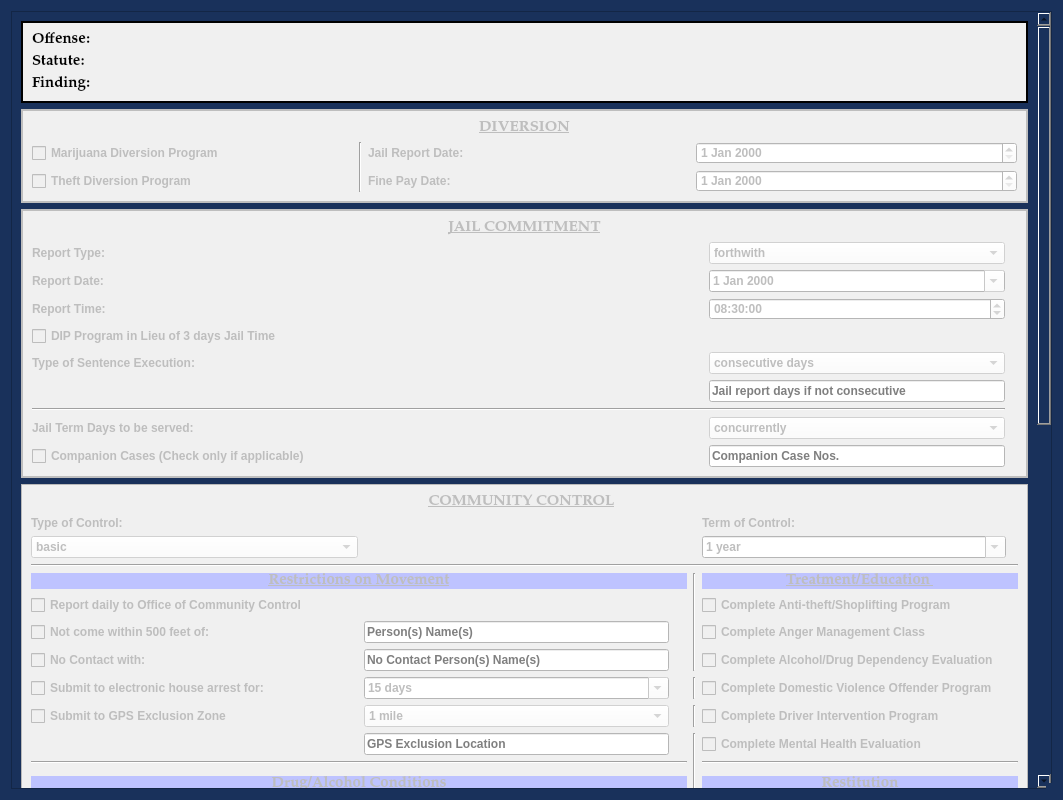
HunterProgram22/MuniEntry, file package/views/ui/AddCommunityControlDialog.ui: the form before one commit.
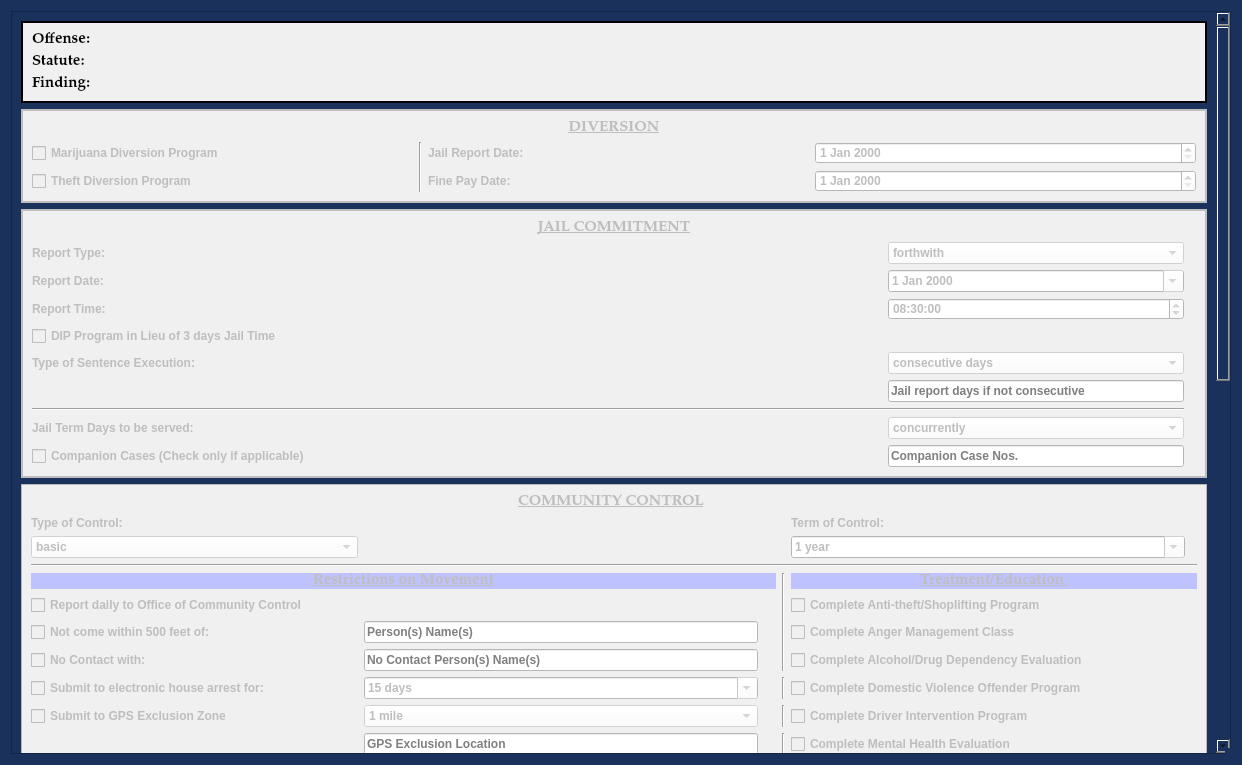
The form after the commit.

Commit message: Added filler_frame to conditions and comm control

What changed in the file:
```diff
--- a/package/views/ui/AddCommunityControlDialog.ui
+++ b/package/views/ui/AddCommunityControlDialog.ui
@@ -12,8 +12,8 @@
    <rect>
     <x>0</x>
     <y>0</y>
-    <width>1063</width>
-    <height>800</height>
+    <width>1242</width>
+    <height>765</height>
    </rect>
   </property>
   <property name="sizePolicy">
@@ -167,9 +167,9 @@
       <property name="geometry">
        <rect>
         <x>0</x>
-        <y>0</y>
-        <width>1137</width>
-        <height>1691</height>
+        <y>-1001</y>
+        <width>1199</width>
+        <height>1744</height>
        </rect>
       </property>
       <property name="sizePolicy">
@@ -179,7 +179,326 @@
        </sizepolicy>
       </property>
       <layout class="QGridLayout" name="gridLayout_5">
-       <item row="8" column="0">
+       <item row="1" column="0">
+        <widget class="QFrame" name="diversion_frame">
+         <property name="enabled">
+          <bool>false</bool>
+         </property>
+         <property name="styleSheet">
+          <string notr="true">background-color: rgb(240, 240, 240);</string>
+         </property>
+         <property name="frameShape">
+          <enum>QFrame::Box</enum>
+         </property>
+         <property name="frameShadow">
+          <enum>QFrame::Plain</enum>
+         </property>
+         <property name="lineWidth">
+          <number>2</number>
+         </property>
+         <layout class="QGridLayout" name="gridLayout_8">
+          <item row="3" column="3">
+           <widget class="QDateEdit" name="diversion_jail_report_date_box">
+            <property name="styleSheet">
+             <string notr="true">background-color: rgb(255, 255, 255);</string>
+            </property>
+           </widget>
+          </item>
+          <item row="4" column="0">
+           <widget class="QCheckBox" name="theft_diversion_checkBox">
+            <property name="text">
+             <string>Theft Diversion Program</string>
+            </property>
+           </widget>
+          </item>
+          <item row="3" column="2">
+           <widget class="QLabel" name="label_16">
+            <property name="text">
+             <string>Jail Report Date:</string>
+            </property>
+           </widget>
+          </item>
+          <item row="4" column="2">
+           <widget class="QLabel" name="label_17">
+            <property name="text">
+             <string>Fine Pay Date:</string>
+            </property>
+           </widget>
+          </item>
+          <item row="4" column="3">
+           <widget class="QDateEdit" name="diversion_fine_pay_date_box">
+            <property name="styleSheet">
+             <string notr="true">background-color: rgb(255, 255, 255);</string>
+            </property>
+           </widget>
+          </item>
+          <item row="1" column="0" colspan="4">
+           <widget class="QLabel" name="label_30">
+            <property name="sizePolicy">
+             <sizepolicy hsizetype="Preferred" vsizetype="Minimum">
+              <horstretch>0</horstretch>
+              <verstretch>0</verstretch>
+             </sizepolicy>
+            </property>
+            <property name="maximumSize">
+             <size>
+              <width>16777215</width>
+              <height>100</height>
+             </size>
+            </property>
+            <property name="font">
+             <font>
+              <family>Palatino Linotype</family>
+              <pointsize>11</pointsize>
+              <weight>75</weight>
+              <italic>false</italic>
+              <bold>true</bold>
+              <underline>true</underline>
+             </font>
+            </property>
+            <property name="text">
+             <string>DIVERSION</string>
+            </property>
+            <property name="alignment">
+             <set>Qt::AlignCenter</set>
+            </property>
+           </widget>
+          </item>
+          <item row="3" column="0">
+           <widget class="QCheckBox" name="marijuana_diversion_checkBox">
+            <property name="text">
+             <string>Marijuana Diversion Program</string>
+            </property>
+           </widget>
+          </item>
+          <item row="3" column="1" rowspan="2">
+           <widget class="Line" name="line_7">
+            <property name="orientation">
+             <enum>Qt::Vertical</enum>
+            </property>
+           </widget>
+          </item>
+         </layout>
+        </widget>
+       </item>
+       <item row="2" column="0">
+        <widget class="QFrame" name="jail_commitment_frame">
+         <property name="enabled">
+          <bool>false</bool>
+         </property>
+         <property name="styleSheet">
+          <string notr="true">background-color: rgb(240, 240, 240);</string>
+         </property>
+         <property name="frameShape">
+          <enum>QFrame::Box</enum>
+         </property>
+         <property name="frameShadow">
+          <enum>QFrame::Plain</enum>
+         </property>
+         <property name="lineWidth">
+          <number>2</number>
+         </property>
+         <layout class="QGridLayout" name="gridLayout_6" columnstretch="2,0,0,0">
+          <item row="2" column="1">
+           <widget class="QComboBox" name="report_type_box">
+            <property name="styleSheet">
+             <string notr="true">background-color: rgb(255, 255, 255);</string>
+            </property>
+            <item>
+             <property name="text">
+              <string>forthwith</string>
+             </property>
+            </item>
+            <item>
+             <property name="text">
+              <string>future date</string>
+             </property>
+            </item>
+            <item>
+             <property name="text">
+              <string>date set by Office of Community Control</string>
+             </property>
+            </item>
+           </widget>
+          </item>
+          <item row="0" column="0" colspan="4">
+           <widget class="QLabel" name="label_27">
+            <property name="sizePolicy">
+             <sizepolicy hsizetype="Preferred" vsizetype="Minimum">
+              <horstretch>0</horstretch>
+              <verstretch>0</verstretch>
+             </sizepolicy>
+            </property>
+            <property name="maximumSize">
+             <size>
+              <width>16777215</width>
+              <height>100</height>
+             </size>
+            </property>
+            <property name="font">
+             <font>
+              <family>Palatino Linotype</family>
+              <pointsize>11</pointsize>
+              <weight>75</weight>
+              <italic>false</italic>
+              <bold>true</bold>
+              <underline>true</underline>
+             </font>
+            </property>
+            <property name="text">
+             <string>JAIL COMMITMENT</string>
+            </property>
+            <property name="alignment">
+             <set>Qt::AlignCenter</set>
+            </property>
+           </widget>
+          </item>
+          <item row="11" column="1">
+           <widget class="QLineEdit" name="companion_cases_box">
+            <property name="styleSheet">
+             <string notr="true">background-color: rgb(255, 255, 255);</string>
+            </property>
+            <property name="placeholderText">
+             <string>Companion Case Nos.</string>
+            </property>
+           </widget>
+          </item>
+          <item row="2" column="0">
+           <widget class="QLabel" name="label_10">
+            <property name="text">
+             <string>Report Type:</string>
+            </property>
+           </widget>
+          </item>
+          <item row="10" column="1">
+           <widget class="QComboBox" name="jail_term_type_box">
+            <property name="styleSheet">
+             <string notr="true">background-color: rgb(255, 255, 255);</string>
+            </property>
+            <item>
+             <property name="text">
+              <string>concurrently</string>
+             </property>
+            </item>
+            <item>
+             <property name="text">
+              <string>consecutively</string>
+             </property>
+            </item>
+           </widget>
+          </item>
+          <item row="6" column="0">
+           <widget class="QLabel" name="label_11">
+            <property name="text">
+             <string>Type of Sentence Execution:</string>
+            </property>
+           </widget>
+          </item>
+          <item row="6" column="1">
+           <widget class="QComboBox" name="jail_sentence_execution_type_box">
+            <property name="styleSheet">
+             <string notr="true">background-color: rgb(255, 255, 255);</string>
+            </property>
+            <item>
+             <property name="text">
+              <string>consecutive days</string>
+             </property>
+            </item>
+            <item>
+             <property name="text">
+              <string>intermittent days</string>
+             </property>
+            </item>
+            <item>
+             <property name="text">
+              <string>weekends (Friday evening to Monday morning)</string>
+             </property>
+            </item>
+           </widget>
+          </item>
+          <item row="3" column="1">
+           <widget class="QDateEdit" name="report_date_box">
+            <property name="styleSheet">
+             <string notr="true">background-color: rgb(255, 255, 255);</string>
+            </property>
+            <property name="calendarPopup">
+             <bool>true</bool>
+            </property>
+           </widget>
+          </item>
+          <item row="8" column="0" colspan="2">
+           <widget class="Line" name="line_5">
+            <property name="orientation">
+             <enum>Qt::Horizontal</enum>
+            </property>
+           </widget>
+          </item>
+          <item row="3" column="0">
+           <widget class="QLabel" name="label_20">
+            <property name="text">
+             <string>Report Date:</string>
+            </property>
+           </widget>
+          </item>
+          <item row="7" column="1">
+           <widget class="QLineEdit" name="jail_report_days_notes_box">
+            <property name="styleSheet">
+             <string notr="true">background-color: rgb(255, 255, 255);</string>
+            </property>
+            <property name="placeholderText">
+             <string>Jail report days if not consecutive</string>
+            </property>
+           </widget>
+          </item>
+          <item row="5" column="0">
+           <widget class="QCheckBox" name="dip_checkBox">
+            <property name="text">
+             <string>DIP Program in Lieu of 3 days Jail Time</string>
+            </property>
+           </widget>
+          </item>
+          <item row="10" column="0">
+           <widget class="QLabel" name="label_23">
+            <property name="text">
+             <string>Jail Term Days to be served:</string>
+            </property>
+           </widget>
+          </item>
+          <item row="11" column="0">
+           <widget class="QCheckBox" name="companion_cases_checkBox">
+            <property name="text">
+             <string>Companion Cases (Check only if applicable)</string>
+            </property>
+           </widget>
+          </item>
+          <item row="4" column="0">
+           <widget class="QLabel" name="label_3">
+            <property name="text">
+             <string>Report Time:</string>
+            </property>
+           </widget>
+          </item>
+          <item row="4" column="1">
+           <widget class="QTimeEdit" name="report_time_box">
+            <property name="styleSheet">
+             <string notr="true">background-color: rgb(255, 255, 255);</string>
+            </property>
+            <property name="dateTime">
+             <datetime>
+              <hour>8</hour>
+              <minute>30</minute>
+              <second>0</second>
+              <year>2000</year>
+              <month>1</month>
+              <day>1</day>
+             </datetime>
+            </property>
+           </widget>
+          </item>
+         </layout>
+        </widget>
+       </item>
+       <item row="9" column="0">
         <widget class="QPushButton" name="cancel_Button">
          <property name="focusPolicy">
           <enum>Qt::NoFocus</enum>
@@ -192,20 +511,7 @@
          </property>
         </widget>
        </item>
-       <item row="8" column="2">
-        <widget class="QPushButton" name="add_conditions_Button">
-         <property name="styleSheet">
-          <string notr="true">background-color: rgb(62, 146, 255)</string>
-         </property>
-         <property name="text">
-          <string>Add Conditions</string>
-         </property>
-         <property name="autoDefault">
-          <bool>false</bool>
-         </property>
-        </widget>
-       </item>
-       <item row="3" column="0" colspan="3">
+       <item row="3" column="0">
         <widget class="QFrame" name="community_control_frame">
          <property name="enabled">
           <bool>false</bool>
@@ -927,235 +1233,7 @@
          </layout>
         </widget>
        </item>
-       <item row="5" column="0" colspan="3">
-        <widget class="QFrame" name="license_suspension_frame">
-         <property name="enabled">
-          <bool>false</bool>
-         </property>
-         <property name="styleSheet">
-          <string notr="true">background-color: rgb(240, 240, 240);</string>
-         </property>
-         <property name="frameShape">
-          <enum>QFrame::Box</enum>
-         </property>
-         <property name="frameShadow">
-          <enum>QFrame::Plain</enum>
-         </property>
-         <property name="lineWidth">
-          <number>2</number>
-         </property>
-         <layout class="QGridLayout" name="gridLayout_2">
-          <item row="2" column="1">
-           <widget class="QComboBox" name="term_of_suspension_box">
-            <property name="styleSheet">
-             <string notr="true">background-color: rgb(255, 255, 255);</string>
-            </property>
-            <item>
-             <property name="text">
-              <string>6 months</string>
-             </property>
-            </item>
-            <item>
-             <property name="text">
-              <string>12 months</string>
-             </property>
-            </item>
-            <item>
-             <property name="text">
-              <string>18 months</string>
-             </property>
-            </item>
-            <item>
-             <property name="text">
-              <string>24 months</string>
-             </property>
-            </item>
-           </widget>
-          </item>
-          <item row="1" column="3">
-           <widget class="QDateEdit" name="license_suspension_date_box">
-            <property name="styleSheet">
-             <string notr="true">background-color: rgb(255, 255, 255);</string>
-            </property>
-            <property name="calendarPopup">
-             <bool>true</bool>
-            </property>
-           </widget>
-          </item>
-          <item row="2" column="2" colspan="2">
-           <widget class="QCheckBox" name="remedial_driving_class_checkBox">
-            <property name="text">
-             <string>Remedial driving class required for OL return</string>
-            </property>
-           </widget>
-          </item>
-          <item row="1" column="1">
-           <widget class="QComboBox" name="license_type_box">
-            <property name="styleSheet">
-             <string notr="true">background-color: rgb(255, 255, 255);</string>
-            </property>
-            <item>
-             <property name="text">
-              <string>driving</string>
-             </property>
-            </item>
-            <item>
-             <property name="text">
-              <string>hunting</string>
-             </property>
-            </item>
-            <item>
-             <property name="text">
-              <string>concealed carry</string>
-             </property>
-            </item>
-           </widget>
-          </item>
-          <item row="2" column="0">
-           <widget class="QLabel" name="label_21">
-            <property name="text">
-             <string>Term of suspension:</string>
-            </property>
-           </widget>
-          </item>
-          <item row="1" column="2">
-           <widget class="QLabel" name="label_18">
-            <property name="text">
-             <string>License suspended from:</string>
-            </property>
-           </widget>
-          </item>
-          <item row="1" column="0">
-           <widget class="QLabel" name="label_9">
-            <property name="text">
-             <string>License type:</string>
-            </property>
-           </widget>
-          </item>
-          <item row="0" column="0" colspan="4">
-           <widget class="QLabel" name="label_24">
-            <property name="sizePolicy">
-             <sizepolicy hsizetype="Preferred" vsizetype="Minimum">
-              <horstretch>0</horstretch>
-              <verstretch>0</verstretch>
-             </sizepolicy>
-            </property>
-            <property name="maximumSize">
-             <size>
-              <width>16777215</width>
-              <height>100</height>
-             </size>
-            </property>
-            <property name="font">
-             <font>
-              <family>Palatino Linotype</family>
-              <pointsize>11</pointsize>
-              <weight>75</weight>
-              <italic>false</italic>
-              <bold>true</bold>
-              <underline>true</underline>
-             </font>
-            </property>
-            <property name="text">
-             <string>LICENSE SUSPENSION</string>
-            </property>
-            <property name="alignment">
-             <set>Qt::AlignCenter</set>
-            </property>
-           </widget>
-          </item>
-         </layout>
-        </widget>
-       </item>
-       <item row="0" column="0" colspan="3">
-        <widget class="QFrame" name="case_banner_frame">
-         <property name="maximumSize">
-          <size>
-           <width>16777215</width>
-           <height>110</height>
-          </size>
-         </property>
-         <property name="font">
-          <font>
-           <family>Palatino Linotype</family>
-           <pointsize>11</pointsize>
-           <weight>75</weight>
-           <italic>false</italic>
-           <bold>true</bold>
-          </font>
-         </property>
-         <property name="styleSheet">
-          <string notr="true">background-color: rgb(240, 240, 240);</string>
-         </property>
-         <property name="frameShape">
-          <enum>QFrame::Box</enum>
-         </property>
-         <property name="frameShadow">
-          <enum>QFrame::Plain</enum>
-         </property>
-         <property name="lineWidth">
-          <number>2</number>
-         </property>
-         <layout class="QGridLayout" name="gridLayout_4">
-          <item row="0" column="0">
-           <layout class="QGridLayout" name="charges_gridLayout">
-            <item row="0" column="0">
-             <widget class="QLabel" name="offense_label_1">
-              <property name="font">
-               <font>
-                <family>Palatino Linotype</family>
-                <pointsize>11</pointsize>
-                <weight>75</weight>
-                <italic>false</italic>
-                <bold>true</bold>
-               </font>
-              </property>
-              <property name="text">
-               <string>Offense:</string>
-              </property>
-              <property name="wordWrap">
-               <bool>true</bool>
-              </property>
-             </widget>
-            </item>
-            <item row="2" column="0">
-             <widget class="QLabel" name="label_14">
-              <property name="font">
-               <font>
-                <family>Palatino Linotype</family>
-                <pointsize>11</pointsize>
-                <weight>75</weight>
-                <italic>false</italic>
-                <bold>true</bold>
-               </font>
-              </property>
-              <property name="text">
-               <string>Finding:</string>
-              </property>
-             </widget>
-            </item>
-            <item row="1" column="0">
-             <widget class="QLabel" name="label_19">
-              <property name="font">
-               <font>
-                <family>Palatino Linotype</family>
-                <pointsize>11</pointsize>
-                <weight>75</weight>
-                <italic>false</italic>
-                <bold>true</bold>
-               </font>
-              </property>
-              <property name="text">
-               <string>Statute:</string>
-              </property>
-             </widget>
-            </item>
-           </layout>
-          </item>
-         </layout>
-        </widget>
-       </item>
-       <item row="6" column="0" colspan="3">
+       <item row="5" column="0">
         <widget class="QFrame" name="community_service_frame">
          <property name="enabled">
           <bool>false</bool>
@@ -1315,8 +1393,96 @@
          </layout>
         </widget>
        </item>
-       <item row="1" column="0" colspan="3">
-        <widget class="QFrame" name="diversion_frame">
+       <item row="0" column="0">
+        <widget class="QFrame" name="case_banner_frame">
+         <property name="maximumSize">
+          <size>
+           <width>16777215</width>
+           <height>110</height>
+          </size>
+         </property>
+         <property name="font">
+          <font>
+           <family>Palatino Linotype</family>
+           <pointsize>11</pointsize>
+           <weight>75</weight>
+           <italic>false</italic>
+           <bold>true</bold>
+          </font>
+         </property>
+         <property name="styleSheet">
+          <string notr="true">background-color: rgb(240, 240, 240);</string>
+         </property>
+         <property name="frameShape">
+          <enum>QFrame::Box</enum>
+         </property>
+         <property name="frameShadow">
+          <enum>QFrame::Plain</enum>
+         </property>
+         <property name="lineWidth">
+          <number>2</number>
+         </property>
+         <layout class="QGridLayout" name="gridLayout_4">
+          <item row="0" column="0">
+           <layout class="QGridLayout" name="charges_gridLayout">
+            <item row="0" column="0">
+             <widget class="QLabel" name="offense_label_1">
+              <property name="font">
+               <font>
+                <family>Palatino Linotype</family>
+                <pointsize>11</pointsize>
+                <weight>75</weight>
+                <italic>false</italic>
+                <bold>true</bold>
+               </font>
+              </property>
+              <property name="text">
+               <string>Offense:</string>
+              </property>
+              <property name="wordWrap">
+               <bool>true</bool>
+              </property>
+             </widget>
+            </item>
+            <item row="2" column="0">
+             <widget class="QLabel" name="label_14">
+              <property name="font">
+               <font>
+                <family>Palatino Linotype</family>
+                <pointsize>11</pointsize>
+                <weight>75</weight>
+                <italic>false</italic>
+                <bold>true</bold>
+               </font>
+              </property>
+              <property name="text">
+               <string>Finding:</string>
+              </property>
+             </widget>
+            </item>
+            <item row="1" column="0">
+             <widget class="QLabel" name="label_19">
+              <property name="font">
+               <font>
+                <family>Palatino Linotype</family>
+                <pointsize>11</pointsize>
+                <weight>75</weight>
+                <italic>false</italic>
+                <bold>true</bold>
+               </font>
+              </property>
+              <property name="text">
+               <string>Statute:</string>
+              </property>
+             </widget>
+            </item>
+           </layout>
+          </item>
+         </layout>
+        </widget>
+       </item>
+       <item row="4" column="0">
+        <widget class="QFrame" name="license_suspension_frame">
          <property name="enabled">
           <bool>false</bool>
          </property>
@@ -1332,44 +1498,96 @@
          <property name="lineWidth">
           <number>2</number>
          </property>
-         <layout class="QGridLayout" name="gridLayout_8">
-          <item row="3" column="3">
-           <widget class="QDateEdit" name="diversion_jail_report_date_box">
+         <layout class="QGridLayout" name="gridLayout_2">
+          <item row="2" column="1">
+           <widget class="QComboBox" name="term_of_suspension_box">
             <property name="styleSheet">
              <string notr="true">background-color: rgb(255, 255, 255);</string>
             </property>
+            <item>
+             <property name="text">
+              <string>6 months</string>
+             </property>
+            </item>
+            <item>
+             <property name="text">
+              <string>12 months</string>
+             </property>
+            </item>
+            <item>
+             <property name="text">
+              <string>18 months</string>
+             </property>
+            </item>
+            <item>
+             <property name="text">
+              <string>24 months</string>
+             </property>
+            </item>
            </widget>
           </item>
-          <item row="4" column="0">
-           <widget class="QCheckBox" name="theft_diversion_checkBox">
+          <item row="1" column="3">
+           <widget class="QDateEdit" name="license_suspension_date_box">
+            <property name="styleSheet">
+             <string notr="true">background-color: rgb(255, 255, 255);</string>
+            </property>
+            <property name="calendarPopup">
+             <bool>true</bool>
+            </property>
+           </widget>
+          </item>
+          <item row="2" column="2" colspan="2">
+           <widget class="QCheckBox" name="remedial_driving_class_checkBox">
             <property name="text">
-             <string>Theft Diversion Program</string>
+             <string>Remedial driving class required for OL return</string>
             </property>
            </widget>
           </item>
-          <item row="3" column="2">
-           <widget class="QLabel" name="label_16">
+          <item row="1" column="1">
+           <widget class="QComboBox" name="license_type_box">
+            <property name="styleSheet">
+             <string notr="true">background-color: rgb(255, 255, 255);</string>
+            </property>
+            <item>
+             <property name="text">
+              <string>driving</string>
+             </property>
+            </item>
+            <item>
+             <property name="text">
+              <string>hunting</string>
+             </property>
+            </item>
+            <item>
+             <property name="text">
+              <string>concealed carry</string>
+             </property>
+            </item>
+           </widget>
+          </item>
+          <item row="2" column="0">
+           <widget class="QLabel" name="label_21">
             <property name="text">
-             <string>Jail Report Date:</string>
+             <string>Term of suspension:</string>
             </property>
            </widget>
           </item>
-          <item row="4" column="2">
-           <widget class="QLabel" name="label_17">
+          <item row="1" column="2">
+           <widget class="QLabel" name="label_18">
             <property name="text">
-             <string>Fine Pay Date:</string>
+             <string>License suspended from:</string>
             </property>
            </widget>
           </item>
-          <item row="4" column="3">
-           <widget class="QDateEdit" name="diversion_fine_pay_date_box">
-            <property name="styleSheet">
-             <string notr="true">background-color: rgb(255, 255, 255);</string>
+          <item row="1" column="0">
+           <widget class="QLabel" name="label_9">
+            <property name="text">
+             <string>License type:</string>
             </property>
            </widget>
           </item>
-          <item row="1" column="0" colspan="4">
-           <widget class="QLabel" name="label_30">
+          <item row="0" column="0" colspan="4">
+           <widget class="QLabel" name="label_24">
             <property name="sizePolicy">
              <sizepolicy hsizetype="Preferred" vsizetype="Minimum">
               <horstretch>0</horstretch>
@@ -1393,31 +1611,27 @@
              </font>
             </property>
             <property name="text">
-             <string>DIVERSION</string>
+             <string>LICENSE SUSPENSION</string>
             </property>
             <property name="alignment">
              <set>Qt::AlignCenter</set>
             </property>
            </widget>
           </item>
-          <item row="3" column="0">
-           <widget class="QCheckBox" name="marijuana_diversion_checkBox">
-            <property name="text">
-             <string>Marijuana Diversion Program</string>
-            </property>
-           </widget>
-          </item>
-          <item row="3" column="1" rowspan="2">
-           <widget class="Line" name="line_7">
-            <property name="orientation">
-             <enum>Qt::Vertical</enum>
-            </property>
-           </widget>
-          </item>
          </layout>
         </widget>
        </item>
-       <item row="7" column="0" colspan="3">
+       <item row="7" column="0">
+        <widget class="QFrame" name="filler_frame">
+         <property name="frameShape">
+          <enum>QFrame::StyledPanel</enum>
+         </property>
+         <property name="frameShadow">
+          <enum>QFrame::Raised</enum>
+         </property>
+        </widget>
+       </item>
+       <item row="6" column="0">
         <widget class="QFrame" name="other_conditions_frame">
          <property name="enabled">
           <bool>false</bool>
@@ -1468,221 +1682,17 @@
          </layout>
         </widget>
        </item>
-       <item row="2" column="0" colspan="3">
-        <widget class="QFrame" name="jail_commitment_frame">
-         <property name="enabled">
-          <bool>false</bool>
-         </property>
+       <item row="8" column="0">
+        <widget class="QPushButton" name="add_conditions_Button">
          <property name="styleSheet">
-          <string notr="true">background-color: rgb(240, 240, 240);</string>
+          <string notr="true">background-color: rgb(62, 146, 255)</string>
          </property>
-         <property name="frameShape">
-          <enum>QFrame::Box</enum>
+         <property name="text">
+          <string>Add Conditions</string>
          </property>
-         <property name="frameShadow">
-          <enum>QFrame::Plain</enum>
+         <property name="autoDefault">
+          <bool>false</bool>
          </property>
-         <property name="lineWidth">
-          <number>2</number>
-         </property>
-         <layout class="QGridLayout" name="gridLayout_6" columnstretch="2,0,0,0">
-          <item row="2" column="1">
-           <widget class="QComboBox" name="report_type_box">
-            <property name="styleSheet">
-             <string notr="true">background-color: rgb(255, 255, 255);</string>
-            </property>
-            <item>
-             <property name="text">
-              <string>forthwith</string>
-             </property>
-            </item>
-            <item>
-             <property name="text">
-              <string>future date</string>
-             </property>
-            </item>
-            <item>
-             <property name="text">
-              <string>date set by Office of Community Control</string>
-             </property>
-            </item>
-           </widget>
-          </item>
-          <item row="0" column="0" colspan="4">
-           <widget class="QLabel" name="label_27">
-            <property name="sizePolicy">
-             <sizepolicy hsizetype="Preferred" vsizetype="Minimum">
-              <horstretch>0</horstretch>
-              <verstretch>0</verstretch>
-             </sizepolicy>
-            </property>
-            <property name="maximumSize">
-             <size>
-              <width>16777215</width>
-              <height>100</height>
-             </size>
-            </property>
-            <property name="font">
-             <font>
-              <family>Palatino Linotype</family>
-              <pointsize>11</pointsize>
-              <weight>75</weight>
-              <italic>false</italic>
-              <bold>true</bold>
-              <underline>true</underline>
-             </font>
-            </property>
-            <property name="text">
-             <string>JAIL COMMITMENT</string>
-            </property>
-            <property name="alignment">
-             <set>Qt::AlignCenter</set>
-            </property>
-           </widget>
-          </item>
-          <item row="11" column="1">
-           <widget class="QLineEdit" name="companion_cases_box">
-            <property name="styleSheet">
-             <string notr="true">background-color: rgb(255, 255, 255);</string>
-            </property>
-            <property name="placeholderText">
-             <string>Companion Case Nos.</string>
-            </property>
-           </widget>
-          </item>
-          <item row="2" column="0">
-           <widget class="QLabel" name="label_10">
-            <property name="text">
-             <string>Report Type:</string>
-            </property>
-           </widget>
-          </item>
-          <item row="10" column="1">
-           <widget class="QComboBox" name="jail_term_type_box">
-            <property name="styleSheet">
-             <string notr="true">background-color: rgb(255, 255, 255);</string>
-            </property>
-            <item>
-             <property name="text">
-              <string>concurrently</string>
-             </property>
-            </item>
-            <item>
-             <property name="text">
-              <string>consecutively</string>
-             </property>
-            </item>
-           </widget>
-          </item>
-          <item row="6" column="0">
-           <widget class="QLabel" name="label_11">
-            <property name="text">
-             <string>Type of Sentence Execution:</string>
-            </property>
-           </widget>
-          </item>
-          <item row="6" column="1">
-           <widget class="QComboBox" name="jail_sentence_execution_type_box">
-            <property name="styleSheet">
-             <string notr="true">background-color: rgb(255, 255, 255);</string>
-            </property>
-            <item>
-             <property name="text">
-              <string>consecutive days</string>
-             </property>
-            </item>
-            <item>
-             <property name="text">
-              <string>intermittent days</string>
-             </property>
-            </item>
-            <item>
-             <property name="text">
-              <string>weekends (Friday evening to Monday morning)</string>
-             </property>
-            </item>
-           </widget>
-          </item>
-          <item row="3" column="1">
-           <widget class="QDateEdit" name="report_date_box">
-            <property name="styleSheet">
-             <string notr="true">background-color: rgb(255, 255, 255);</string>
-            </property>
-            <property name="calendarPopup">
-             <bool>true</bool>
-            </property>
-           </widget>
-          </item>
-          <item row="8" column="0" colspan="2">
-           <widget class="Line" name="line_5">
-            <property name="orientation">
-             <enum>Qt::Horizontal</enum>
-            </property>
-           </widget>
-          </item>
-          <item row="3" column="0">
-           <widget class="QLabel" name="label_20">
-            <property name="text">
-             <string>Report Date:</string>
-            </property>
-           </widget>
-          </item>
-          <item row="7" column="1">
-           <widget class="QLineEdit" name="jail_report_days_notes_box">
-            <property name="styleSheet">
-             <string notr="true">background-color: rgb(255, 255, 255);</string>
-            </property>
-            <property name="placeholderText">
-             <string>Jail report days if not consecutive</string>
-            </property>
-           </widget>
-          </item>
-          <item row="5" column="0">
-           <widget class="QCheckBox" name="dip_checkBox">
-            <property name="text">
-             <string>DIP Program in Lieu of 3 days Jail Time</string>
-            </property>
-           </widget>
-          </item>
-          <item row="10" column="0">
-           <widget class="QLabel" name="label_23">
-            <property name="text">
-             <string>Jail Term Days to be served:</string>
-            </property>
-           </widget>
-          </item>
-          <item row="11" column="0">
-           <widget class="QCheckBox" name="companion_cases_checkBox">
-            <property name="text">
-             <string>Companion Cases (Check only if applicable)</string>
-            </property>
-           </widget>
-          </item>
-          <item row="4" column="0">
-           <widget class="QLabel" name="label_3">
-            <property name="text">
-             <string>Report Time:</string>
-            </property>
-           </widget>
-          </item>
-          <item row="4" column="1">
-           <widget class="QTimeEdit" name="report_time_box">
-            <property name="styleSheet">
-             <string notr="true">background-color: rgb(255, 255, 255);</string>
-            </property>
-            <property name="dateTime">
-             <datetime>
-              <hour>8</hour>
-              <minute>30</minute>
-              <second>0</second>
-              <year>2000</year>
-              <month>1</month>
-              <day>1</day>
-             </datetime>
-            </property>
-           </widget>
-          </item>
-         </layout>
         </widget>
        </item>
       </layout>
```
Left out of the diff: 1 changed line with no effect on the pictures. The commit also changes 3 other files.
